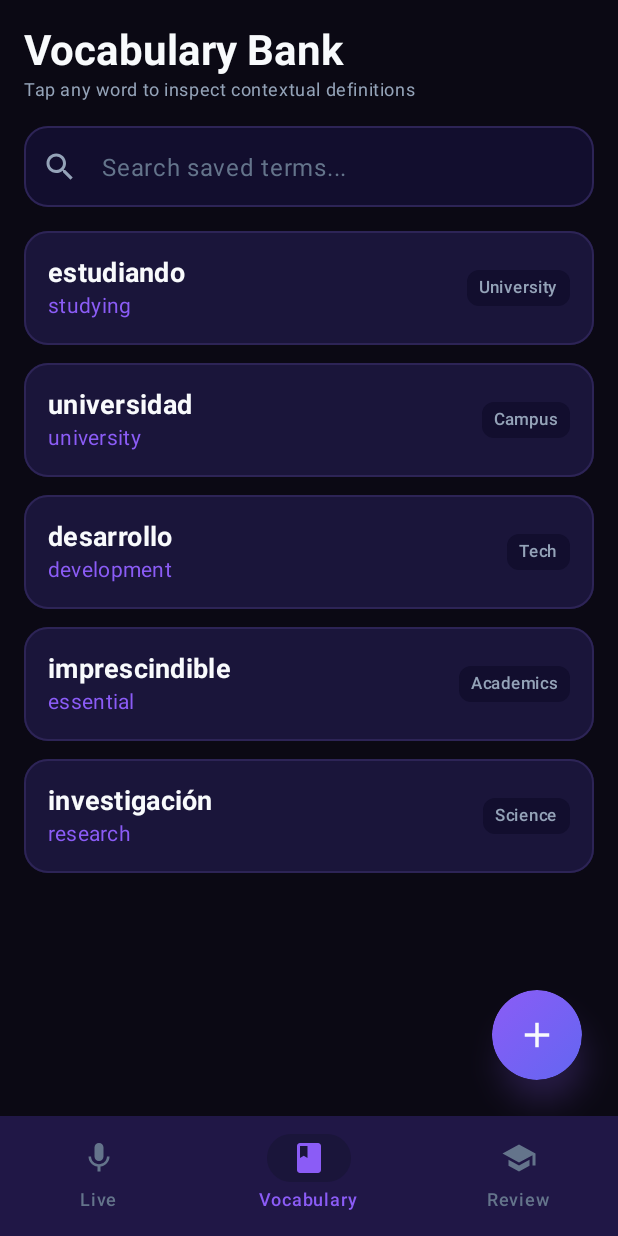
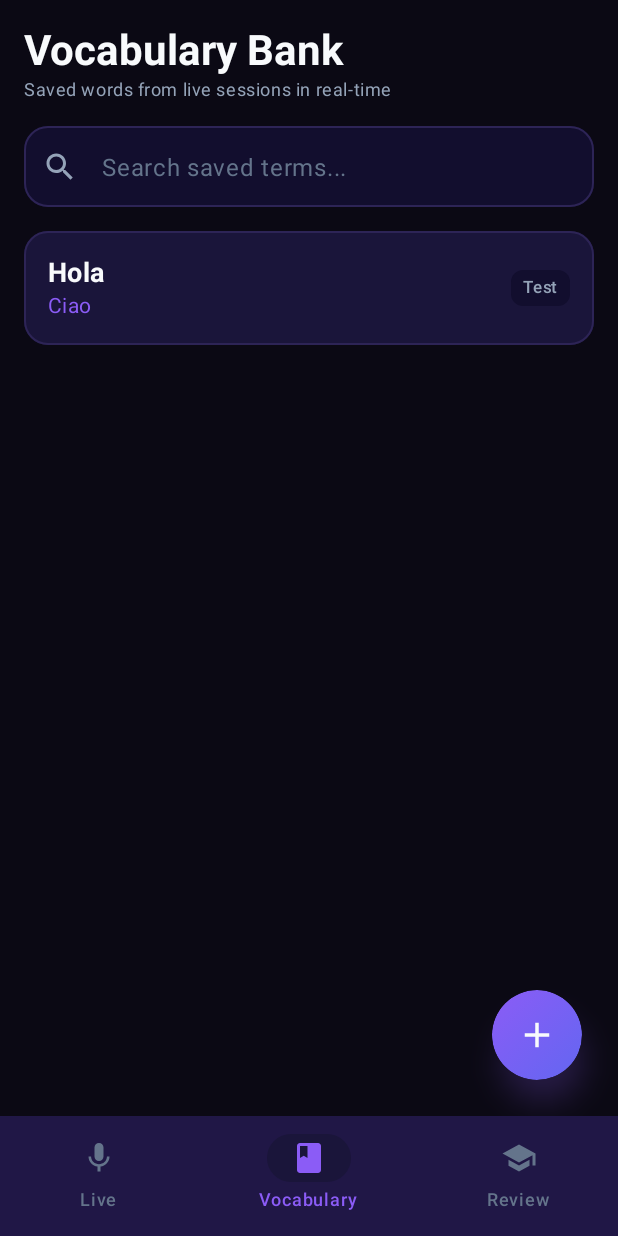
Before and after one commit to mastroky/AuraLingo, an Android app built with Jetpack Compose: the screen it shows after launch (MainActivity), item 2 of the bottom bar chosen, on a phone screen of 412 x 824 dp. Run offline under Robolectric (Android 15) with nearby library versions, the phone set to English and light mode, and no system bars; our stand-ins replace Room's generated code.

Commit message:
bug: fixed the non-adding to the vocabulary problem, now every word saved is added to that screen

```diff
--- a/app/src/main/java/com/example/auralingo/ui/vocabulary/VocabularyScreen.kt
+++ b/app/src/main/java/com/example/auralingo/ui/vocabulary/VocabularyScreen.kt
@@ -22,35 +22,24 @@ import androidx.compose.ui.graphics.Brush
 import androidx.compose.ui.text.font.FontWeight
 import androidx.compose.ui.unit.dp
 import androidx.compose.ui.unit.sp
+import androidx.lifecycle.compose.collectAsStateWithLifecycle
+import androidx.lifecycle.viewmodel.compose.viewModel
 import com.example.auralingo.ui.theme.*
 
-data class VocabularyWordItem(
-    val id: Int,
-    val originalWord: String,
-    val translation: String,
-    val contextSentence: String,
-    val categoryTag: String,
-)
-
 /**
- * Tab 2: Personal Vocabulary Bank & Interactive Dictionary.
+ * Tab 2: Personal Vocabulary Bank & Interactive Dictionary backed by Room Database.
  */
 @Composable
-fun VocabularyScreen() {
+fun VocabularyScreen(
+    viewModel: VocabularyViewModel = viewModel(),
+) {
+    val savedWords by viewModel.savedWords.collectAsStateWithLifecycle()
     var searchQuery by remember { mutableStateOf("") }
     var expandedId by remember { mutableStateOf<Int?>(null) }
 
-    val sampleWords = listOf(
-        VocabularyWordItem(1, "estudiando", "studying", "Estoy estudiando para el examen final.", "University"),
-        VocabularyWordItem(2, "universidad", "university", "La universidad tiene una biblioteca excelente.", "Campus"),
-        VocabularyWordItem(3, "desarrollo", "development", "El desarrollo de software requiere práctica.", "Tech"),
-        VocabularyWordItem(4, "imprescindible", "essential", "Este libro es imprescindible para la clase.", "Academics"),
-        VocabularyWordItem(5, "investigación", "research", "La investigación científica avanza rápido.", "Science")
-    )
-
-    val filteredWords = sampleWords.filter {
+    val filteredWords = savedWords.filter {
         it.originalWord.contains(searchQuery, ignoreCase = true) ||
-                it.translation.contains(searchQuery, ignoreCase = true)
+                it.translatedWord.contains(searchQuery, ignoreCase = true)
     }
 
     Box(
@@ -72,7 +61,7 @@ fun VocabularyScreen() {
                 )
             )
             Text(
-                text = "Tap any word to inspect contextual definitions",
+                text = "Saved words from live sessions in real-time",
                 style = MaterialTheme.typography.bodySmall,
                 color = TextSecondary
             )
@@ -102,12 +91,29 @@ fun VocabularyScreen() {
 
             Spacer(modifier = Modifier.height(16.dp))
 
+            if (filteredWords.isEmpty()) {
+                Box(
+                    modifier = Modifier
+                        .fillMaxSize()
+                        .weight(1f),
+                    contentAlignment = Alignment.Center
+                ) {
+                    Text(
+                        text = if (searchQuery.isEmpty()) "No saved vocabulary words yet.\nTap words during live transcription to save them!" else "No matching words found.",
+                        style = MaterialTheme.typography.bodyMedium,
+                        color = TextMuted,
+                        textAlign = androidx.compose.ui.text.style.TextAlign.Center
+                    )
+                }
+            } else {
                 // Word List
                 LazyColumn(
-                modifier = Modifier.fillMaxSize(),
+                    modifier = Modifier
+                        .fillMaxSize()
+                        .weight(1f),
                     verticalArrangement = Arrangement.spacedBy(12.dp)
                 ) {
-                items(filteredWords) { item ->
+                    items(filteredWords, key = { it.id }) { item ->
                         val isExpanded = expandedId == item.id
                         Card(
                             modifier = Modifier
@@ -137,7 +143,7 @@ fun VocabularyScreen() {
                                             )
                                         )
                                         Text(
-                                        text = item.translation,
+                                            text = item.translatedWord,
                                             style = MaterialTheme.typography.bodyMedium,
                                             color = NeonViolet
                                         )
@@ -183,6 +189,7 @@ fun VocabularyScreen() {
                     }
                 }
             }
+        }
 
         // Floating Action Button with Neon Gradient
         Box(
@@ -193,7 +200,7 @@ fun VocabularyScreen() {
                 .shadow(12.dp, CircleShape, spotColor = NeonViolet)
                 .clip(CircleShape)
                 .background(Brush.linearGradient(listOf(NeonViolet, NeonIndigo)))
-                .clickable { /* Add word dialog action */ },
+                .clickable { /* Add word manual dialog action */ },
             contentAlignment = Alignment.Center
         ) {
             Icon(
--- /dev/null
+++ b/app/src/main/java/com/example/auralingo/ui/vocabulary/VocabularyViewModel.kt
@@ -0,0 +1,42 @@
+package com.example.auralingo.ui.vocabulary
+
+import android.app.Application
+import androidx.lifecycle.AndroidViewModel
+import androidx.lifecycle.viewModelScope
+import com.example.auralingo.data.local.AppDatabase
+import com.example.auralingo.data.local.VocabularyWord
+import com.example.auralingo.data.repository.VocabularyRepository
+import kotlinx.coroutines.flow.SharingStarted
+import kotlinx.coroutines.flow.StateFlow
+import kotlinx.coroutines.flow.stateIn
+import kotlinx.coroutines.launch
+
+/**
+ * ViewModel managing the user's saved vocabulary bank from the Room database.
+ */
+class VocabularyViewModel(application: Application) : AndroidViewModel(application) {
+
+    private val repository: VocabularyRepository by lazy {
+        val database = AppDatabase.getInstance(application)
+        VocabularyRepository(database.vocabularyDao())
+    }
+
+    /**
+     * Real-time reactive flow of all saved vocabulary words, shared with the UI layer.
+     */
+    val savedWords: StateFlow<List<VocabularyWord>> = repository.allWords
+        .stateIn(
+            scope = viewModelScope,
+            started = SharingStarted.WhileSubscribed(5000),
+            initialValue = emptyList()
+        )
+
+    /**
+     * Deletes a vocabulary word from the database.
+     */
+    fun deleteWord(word: VocabularyWord) {
+        viewModelScope.launch {
+            repository.deleteWord(word)
+        }
+    }
+}
```
Lines whose indentation alone changed are shown as unchanged.
